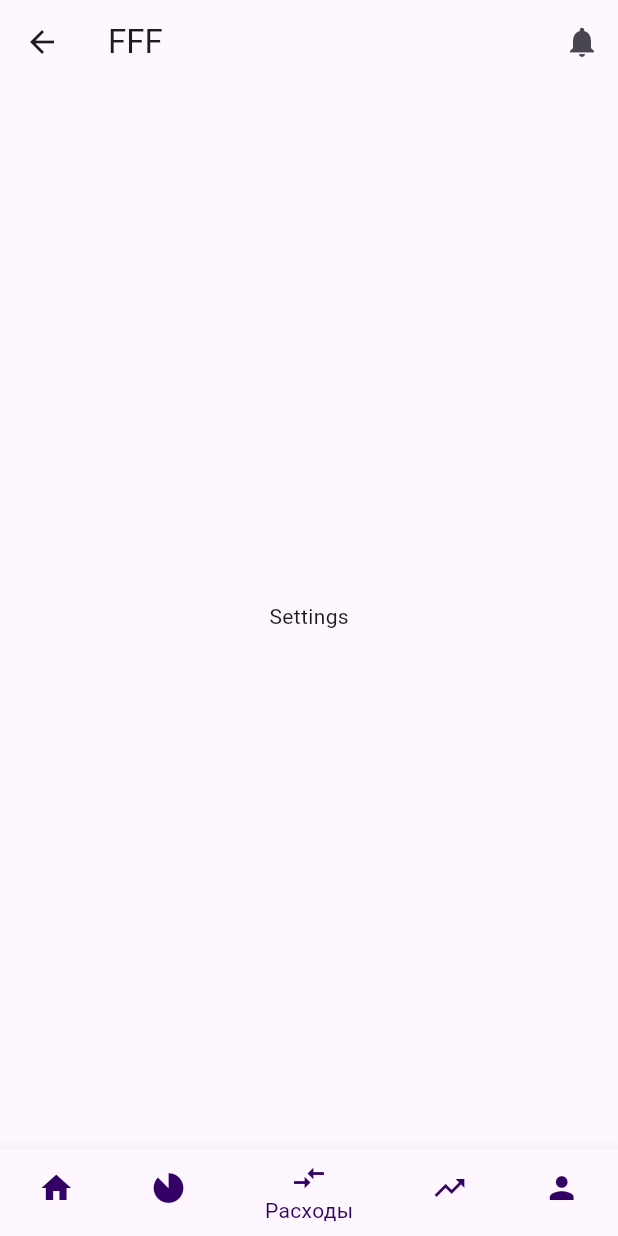
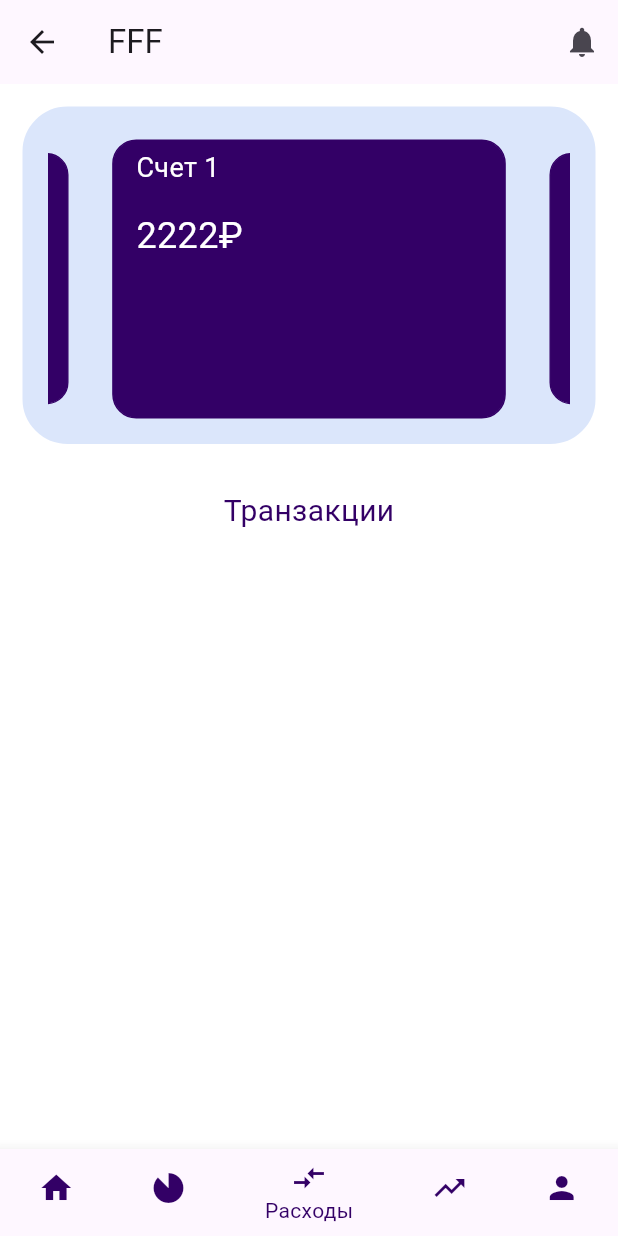
Before and after one commit to allexandrsokollov/FFF, a Flutter app: the Pages screen opened directly, item 3 of the bottom bar chosen, on a phone screen of 412 x 824 dp. Run offline on Flutter 3.47's test engine with Material 3 defaults, Android fonts, the light colour scheme and no system bars; our stand-ins replace flutter_otp_text_field, flutter_swiper_view; accounts and stored records are empty.

Commit message:
Made last transactions screen

```diff
--- /dev/null
+++ b/mobile/lib/LastTransactionScreen.dart
@@ -0,0 +1,170 @@
+import 'package:flutter/cupertino.dart';
+import 'package:flutter/material.dart';
+import 'package:flutter/painting.dart';
+import 'package:flutter/services.dart';
+import 'package:flutter/widgets.dart';
+import 'package:flutter_swiper_view/flutter_swiper_view.dart';
+
+class LastTransaction extends StatefulWidget {
+  const LastTransaction({super.key});
+
+  @override
+  LastTransactionState createState() => LastTransactionState();
+}
+
+class Account extends StatelessWidget {
+  int accountNumber;
+  int sumOnAccount;
+  List<Transaction> transactions = [];
+
+  Account({required this.accountNumber, required this.sumOnAccount, required this.transactions});
+
+  @override
+  Widget build(BuildContext context) {
+    return Container(
+      height: 120,
+      margin: const EdgeInsets.only(top: 5, left: 8, right: 8),
+      decoration: BoxDecoration(
+        borderRadius: BorderRadius.circular(16),
+        border: Border.all(color: Color(0xff330066), width: 1),
+        color: Color(0xff330066),
+      ),
+      child: Padding(
+        padding: EdgeInsets.fromLTRB(15, 5, 0, 0),
+        child: Column(
+          crossAxisAlignment: CrossAxisAlignment.start,
+          children: [
+            Text("Счет " + accountNumber.toString(), style: TextStyle(fontSize: 18, color: Colors.white)),
+            SizedBox(height: 15),
+            Text(sumOnAccount.toString() + "₽", style: TextStyle(fontSize: 24, color: Colors.white))
+          ],
+        ),
+      ),
+    );
+  }
+}
+
+class Transaction extends StatelessWidget {
+  late String selectedCategory;
+  late String sum;
+
+  Transaction({required this.selectedCategory, required this.sum});
+
+  @override
+  Widget build(BuildContext context) {
+    return Container(
+      height: 80,
+      margin: const EdgeInsets.only(top: 5, left: 8, right: 8),
+      decoration: BoxDecoration(
+        borderRadius: BorderRadius.circular(16),
+        border: Border.all(color: Color(0xff696969), width: 1),
+        color: Colors.white,
+      ),
+      child: Center(
+        child: ListTile(
+          leading: const CircleAvatar(
+            radius: 28,
+            backgroundColor: Colors.white,
+            child: CircleAvatar(
+              radius: 26,
+              backgroundImage: NetworkImage(
+                  "https://img2.freepng.ru/20180721/plg/kisspng-computer-icons-rss-web-feed-blog-for-inspiration-and-recognition-of-science-and-tec-5b532bd6a76a01.8609731515321773666857.jpg"),
+            ),
+          ),
+          title: Text(selectedCategory, style: TextStyle(fontSize: 20)),
+          trailing:
+          Text(sum + "₽", style: TextStyle(fontSize: 22)),
+        ),
+      ),
+    );
+  }
+
+}
+
+class LastTransactionState extends State<LastTransaction> {
+  List<Account> accounts = [
+    Account(accountNumber: 1, sumOnAccount: 2222,
+      transactions: [
+        Transaction(selectedCategory: 'Транспорт', sum: '165'),
+        Transaction(selectedCategory: 'Рестораны', sum: '2057')
+      ],
+    ),
+    Account(accountNumber: 2, sumOnAccount: 95738,
+      transactions: [
+        Transaction(selectedCategory: 'Транспорт', sum: '8578'),
+        Transaction(selectedCategory: 'Рестораны', sum: '87160')
+      ],
+    ),
+    Account(accountNumber: 3, sumOnAccount: 5432,
+      transactions: [
+        Transaction(selectedCategory: 'Транспорт', sum: '1489'),
+        Transaction(selectedCategory: 'Рестораны', sum: '3943')
+      ],
+    )
+  ];
+
+  List<Transaction> curTransaction = [];
+
+  void fillCurTransaction(List<Transaction> transactionsOnAccount) {
+    curTransaction.clear();
+    for(var i in transactionsOnAccount) {
+      setState(() {
+        curTransaction.add(i);
+      });
+    }
+  }
+
+  @override
+  Widget build(BuildContext context) {
+    return Scaffold(
+        backgroundColor: Colors.white,
+        body: Column(children: [
+          Padding(
+            padding: EdgeInsets.all(15),
+            child: Expanded(
+              child: Container(
+                padding: EdgeInsets.all(15),
+                height: 225,
+                width: double.infinity,
+                decoration: BoxDecoration(
+                    color: Color(0xffdbe6fb),
+                    border: Border.all(width: 2, color: Color(0xffdbe6fb)),
+                    borderRadius: BorderRadius.circular(30)),
+                child: Swiper(
+                  itemCount: 3,
+                  itemBuilder: (BuildContext context, int index) {
+                    return Container(
+                      child: accounts[index],
+                    );
+                  },
+                  viewportFraction: 0.8,
+                  scale: 0.9,
+                  onIndexChanged: (value) => fillCurTransaction(accounts[value].transactions),
+                ),
+              ),
+            ),
+          ),
+          SizedBox(height: 15),
+          Text('Транзакции',
+              style: TextStyle(color: Color(0xff330066), fontSize: 20)),
+          Expanded(
+              child: ListView.builder(
+                  itemCount: 1,
+                  itemBuilder: (context, index) {
+                    return Container(
+                      child: Column(
+                        children: [
+                          for (var i in curTransaction)
+                            Container(
+                              child: i,
+                            )
+                        ],
+                      )
+                    );
+                  }
+              )
+          )
+        ])
+    );
+  }
+}
--- a/mobile/lib/Pages.dart
+++ b/mobile/lib/Pages.dart
@@ -1,3 +1,4 @@
+import 'package:app_planning_budget/LastTransactionScreen.dart';
 import 'package:app_planning_budget/MainScreen.dart';
 import 'package:flutter/material.dart';
 import 'ProfileScreen.dart';
@@ -15,7 +16,7 @@ class _HomePageState extends State<Pages> {
   void initState() {
     _pages.add(const MainScreen());
     _pages.add(SettingScreen());
-    _pages.add(SettingScreen());
+    _pages.add(const LastTransaction());
     _pages.add(const PlaningScreen());
     _pages.add(const ProfileScreen());
     super.initState();
--- a/mobile/lib/PlaningScreen.dart
+++ b/mobile/lib/PlaningScreen.dart
@@ -89,11 +89,20 @@ class PlaningScreenState extends State<PlaningScreen> {
                   ),
                   child: Column(
                     children: [
-                      Spacer(),
+                      // Здесь будут картинки
+                      // Container(
+                      //   width: 100,
+                      //   height: 30,
+                      //   decoration: const BoxDecoration(
+                      //     image: DecorationImage(
+                      //       image: NetworkImage('https://e7.pngegg.com/pngimages/865/934/png-clipart-decorative-box-kraft-paper-packaging-and-labeling-box-miscellaneous-cardboard.png')
+                      //     )
+                      //   ),
+                      // ),
                       const Align(
                         alignment: Alignment.topLeft,
                         child: Padding(
-                          padding: EdgeInsets.fromLTRB(15, 50, 0, 0),
+                          padding: EdgeInsets.fromLTRB(15, 10, 0, 0),
                           child: Text("Экономьте больше денег", style: TextStyle(fontWeight: FontWeight.bold, fontSize: 20)),
                         ),
                       ),
--- a/mobile/pubspec.yaml
+++ b/mobile/pubspec.yaml
@@ -32,6 +32,8 @@ dependencies:
     sdk: flutter
   flutter_otp_text_field: ^1.1.0+2
   intl: ^0.19.0
+  flutter_swiper_view: ^1.1.8
+  syncfusion_flutter_charts: ^25.1.38
 
 
 
```
Also changed, not shown: mobile/lib/MainScreen.dart (+55 -40 lines), mobile/pubspec.lock.
